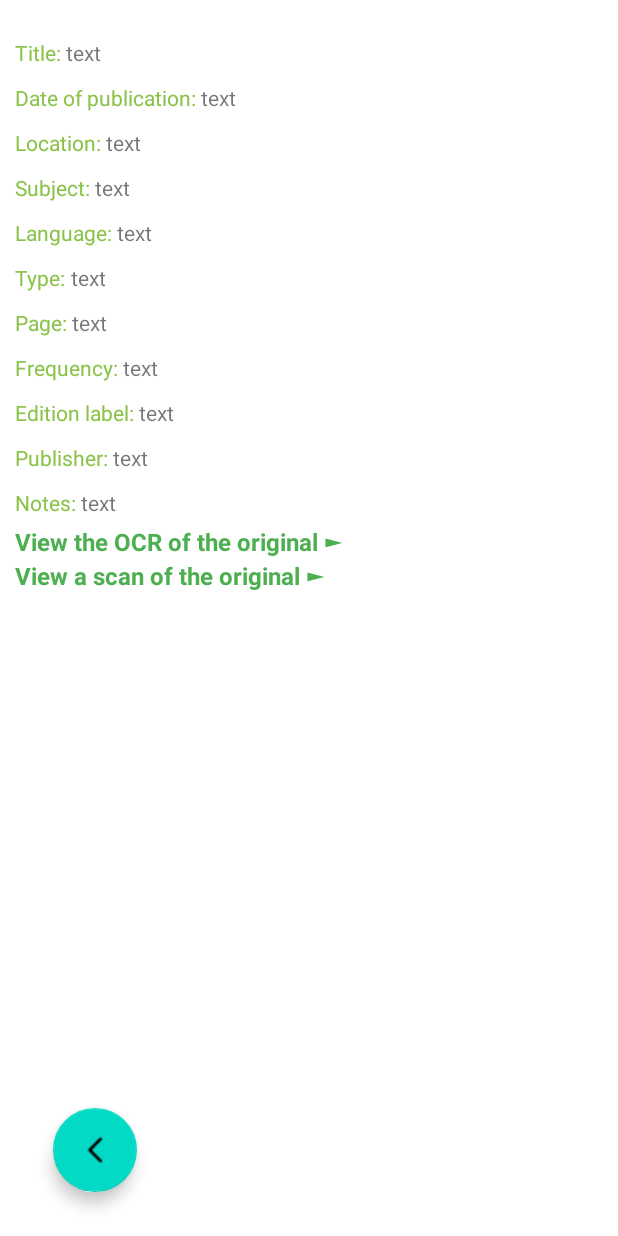
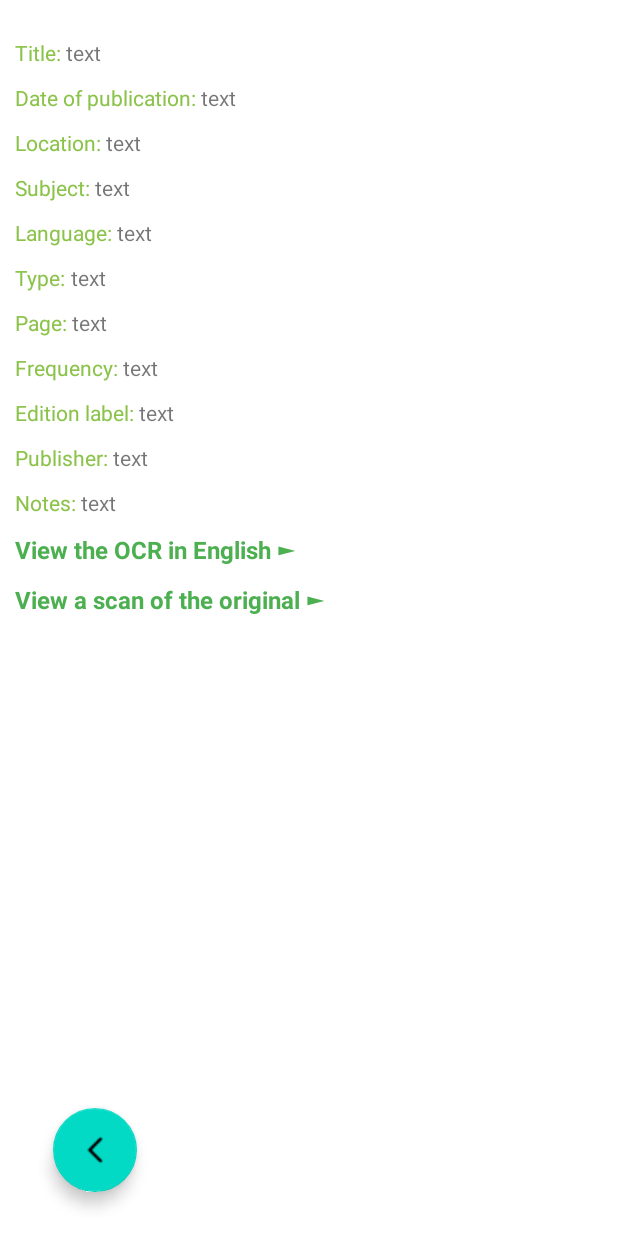
Before and after one commit to MigP/dev_2023_01, an Android app: the layout activity_article.xml on its own in the app's theme, with its tools: preview values and no code run, on a phone screen of 412 x 824 dp. Run offline under Robolectric (Android 15) with nearby library versions, the phone set to English and light mode, and no system bars.

```diff
--- a/app/src/main/java/bf/be/android/newsapptest/view/OriginalArticleActivity.kt
+++ b/app/src/main/java/bf/be/android/newsapptest/view/OriginalArticleActivity.kt
@@ -18,13 +18,14 @@ class OriginalArticleActivity : AppCompatActivity() {
         if (intent.getStringExtra("TYPE").equals("ocr")) {
             binding.ocrScrollView.isVisible = true
             binding.articleOcr.text = intent.getStringExtra("OCR_ENG")
-            setTitle("My News - OCR of the original")
+            setTitle("My News - English OCR")
         } else if (intent.getStringExtra("TYPE").equals("pdf")) {
             binding.articlePdf.isVisible = true
 
             binding.articlePdf.webViewClient = WebViewClient()
             binding.articlePdf.settings.setSupportZoom(true)
-            binding.articlePdf.getSettings().setBuiltInZoomControls(true);
+            binding.articlePdf.settings.javaScriptEnabled = true
+            binding.articlePdf.getSettings().setBuiltInZoomControls(true)
 
             val url = intent.getStringExtra("URL")
             binding.articlePdf.loadUrl("https://docs.google.com/gview?embedded=true&url=$url")
--- a/app/src/main/java/bf/be/android/newsapptest/view/Splashscreen.kt
+++ b/app/src/main/java/bf/be/android/newsapptest/view/Splashscreen.kt
@@ -11,6 +11,7 @@ import android.view.animation.Animation
 import android.view.animation.AnimationUtils
 import android.widget.ImageView
 import android.widget.TextView
+import androidx.appcompat.app.AppCompatDelegate
 import bf.be.android.newsapptest.R
 import bf.be.android.newsapptest.databinding.ActivitySplashscreenBinding
 
@@ -21,6 +22,8 @@ class Splashscreen : AppCompatActivity() {
         super.onCreate(savedInstanceState)
         binding = ActivitySplashscreenBinding.inflate(layoutInflater)
         setContentView(binding.root)
+
+        AppCompatDelegate.setDefaultNightMode(AppCompatDelegate.MODE_NIGHT_NO);
 
         window.setFlags(
         WindowManager.LayoutParams.FLAG_FULLSCREEN,
--- a/app/src/main/res/layout/activity_article.xml
+++ b/app/src/main/res/layout/activity_article.xml
@@ -247,11 +247,12 @@
                 android:id="@+id/itemOcrLink"
                 android:layout_width="wrap_content"
                 android:layout_height="wrap_content"
-                android:text="View the OCR of the original ►"
+                android:text="View the OCR in English ►"
                 android:textColor="#4CAF50"
                 android:textSize="16sp"
                 android:textStyle="bold"
                 android:clickable="true"
+                android:paddingVertical="5dp"
                 app:layout_constraintStart_toStartOf="@+id/notes"
                 app:layout_constraintTop_toBottomOf="@+id/notes" />
 
@@ -264,6 +265,7 @@
                 android:textSize="16sp"
                 android:textStyle="bold"
                 android:clickable="true"
+                android:paddingVertical="5dp"
                 app:layout_constraintStart_toStartOf="@+id/itemOcrLink"
                 app:layout_constraintTop_toBottomOf="@+id/itemOcrLink" />
 
```
Also changed, not shown: app/src/main/java/bf/be/android/newsapptest/view/ArticleActivity.kt (+3 -4 lines).
